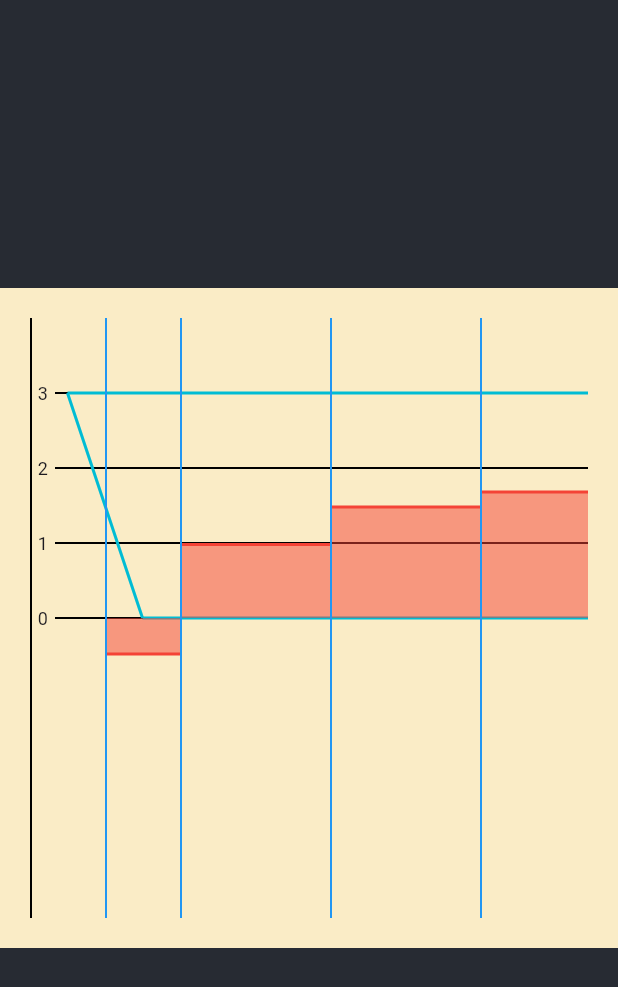
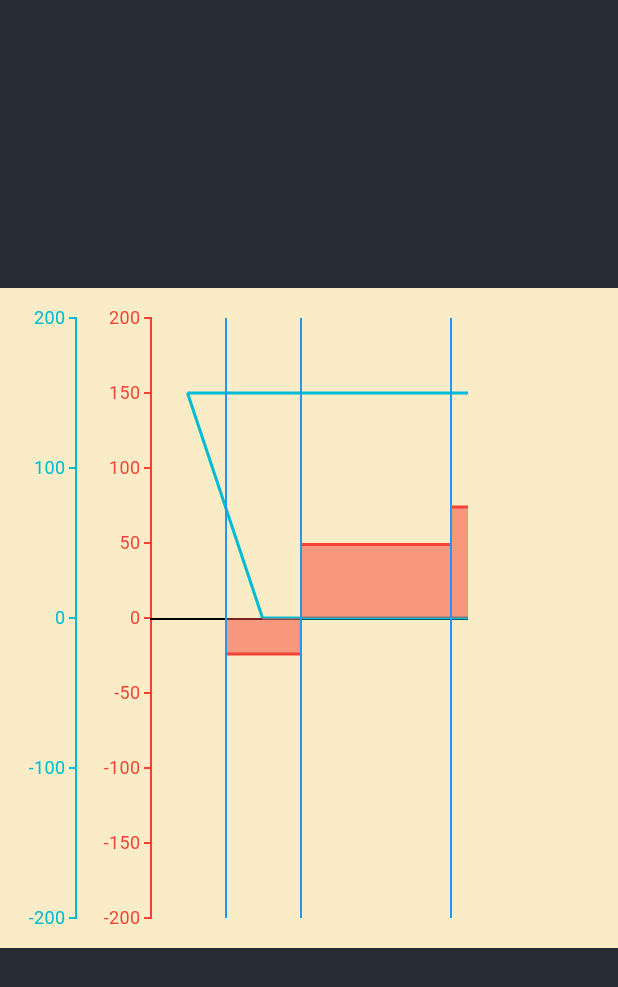
Before and after one commit to nyaneet/Ship-Geometry, a Flutter app: the screen it shows after launch, on a phone screen of 412 x 824 dp. Shown: the top 987 px of the screen. Run offline on Flutter 3.47's test engine with Material 3 defaults, Android fonts, the phone set to English and light mode, and no system bars.

Commit message:
add AxisLine widget

```diff
--- a/lib/widgets/ship_geometry/ship_geometry.dart
+++ b/lib/widgets/ship_geometry/ship_geometry.dart
@@ -1,7 +1,8 @@
 import 'package:flutter/material.dart';
+import 'package:ship_geometry/widgets/ship_geometry/widgets/frames.dart';
 import 'package:ship_geometry/widgets/ship_geometry/widgets/bars.dart';
 import 'package:ship_geometry/widgets/ship_geometry/widgets/body_line_fake.dart';
-import 'package:ship_geometry/widgets/ship_geometry/widgets/frames.dart';
+import 'package:ship_geometry/widgets/ship_geometry/widgets/axis_line.dart';
 
 enum Direction {
   vertical,
@@ -186,64 +187,47 @@ class ShipGeometry extends StatelessWidget {
   @override
   Widget build(BuildContext context) {
     return Padding(
-      padding: const EdgeInsets.all(20),
+      padding: const EdgeInsets.symmetric(
+        horizontal: 100.0,
+        vertical: 20.0,
+      ),
       child: SizedBox(
         width: _width,
         height: _height,
         child: Stack(
+          clipBehavior: Clip.none,
           children: [
-            // Testing GridLine
+            // Testing AxisLine and GridLine
             Positioned(
               top: 0.0,
               bottom: 0.0,
-              left: _xTransformed(0.0),
-              child: const GridLine(
+              left: 0.0,
+              child: AxisLine(
                 direction: Direction.vertical,
-                thickness: 1.0,
+                size: _height,
+                origin: _origin.$2,
+                markInterval: 50.0,
+                color: Colors.red,
               ),
             ),
             Positioned(
-              right: 0.0,
-              bottom: _yTransformed(-15.0),
-              left: 0.0,
-              child: const MarkedGridLine(
-                direction: Direction.horizontal,
-                thickness: 1.0,
-                width: 30,
-                mark: '0',
+              top: 0.0,
+              bottom: 0.0,
+              left: -50.0,
+              child: AxisLine(
+                direction: Direction.vertical,
+                size: _height,
+                origin: _origin.$2,
+                markInterval: 100.0,
+                color: Colors.cyan,
               ),
             ),
             Positioned(
+              left: 0.0,
               right: 0.0,
-              bottom: _yTransformed(50.0 - 15.0),
-              left: 0.0,
-              child: const MarkedGridLine(
+              top: _yTransformed(0.0),
+              child: const GridLine(
                 direction: Direction.horizontal,
-                thickness: 1.0,
-                width: 30,
-                mark: '1',
-              ),
-            ),
-            Positioned(
-              right: 0.0,
-              bottom: _yTransformed(100.0 - 15.0),
-              left: 0.0,
-              child: const MarkedGridLine(
-                direction: Direction.horizontal,
-                thickness: 1.0,
-                width: 30,
-                mark: '2',
-              ),
-            ),
-            Positioned(
-              right: 0.0,
-              bottom: _yTransformed(150.0 - 15.0),
-              left: 0.0,
-              child: const MarkedGridLine(
-                direction: Direction.horizontal,
-                thickness: 1.0,
-                width: 30,
-                mark: '3',
               ),
             ),
             BodyLineFake(
--- /dev/null
+++ b/lib/widgets/ship_geometry/widgets/axis_line.dart
@@ -0,0 +1,169 @@
+import 'package:flutter/material.dart';
+import 'package:ship_geometry/widgets/ship_geometry/ship_geometry.dart';
+
+class AxisLine extends StatelessWidget {
+  final Direction _direction;
+  final double _size, _origin, _markInterval, _markFontSize;
+  final Color _color;
+  const AxisLine({
+    super.key,
+    required Direction direction,
+    required double size,
+    required double origin,
+    double markInterval = 50.0,
+    double markFontSize = 12.0,
+    Color color = Colors.black,
+  })  : _direction = direction,
+        _size = size,
+        _origin = origin,
+        _markInterval = markInterval,
+        _markFontSize = markFontSize,
+        _color = color;
+
+  @override
+  Widget build(BuildContext context) {
+    final double? width = switch (_direction) {
+      Direction.horizontal => null,
+      Direction.vertical => 1,
+    };
+    final double? height = switch (_direction) {
+      Direction.horizontal => 1,
+      Direction.vertical => null,
+    };
+    final double? verticalPad = switch (_direction) {
+      Direction.horizontal => null,
+      Direction.vertical => 0,
+    };
+    final double? horizontalPad = switch (_direction) {
+      Direction.horizontal => 0,
+      Direction.vertical => null,
+    };
+    List<double> getMultiples() => List<double>.generate(
+          (_size - _origin) ~/ _markInterval - (-_origin) ~/ _markInterval + 1,
+          (idx) => (idx - _origin ~/ _markInterval) * _markInterval,
+        );
+
+    return SizedBox(
+      width: width,
+      height: height,
+      child: Stack(
+        clipBehavior: Clip.none,
+        children: [
+          Positioned(
+            top: verticalPad,
+            bottom: verticalPad,
+            left: horizontalPad,
+            right: horizontalPad,
+            child: GridLine(
+              direction: _direction,
+              color: _color,
+            ),
+          ),
+          ...getMultiples().map(
+            (v) => Positioned(
+              right: switch (_direction) {
+                Direction.horizontal => null,
+                Direction.vertical => 0.0,
+              },
+              left: switch (_direction) {
+                Direction.horizontal => v + _origin - _markInterval / 2,
+                Direction.vertical => null,
+              },
+              top: switch (_direction) {
+                Direction.horizontal => 0.0,
+                Direction.vertical => v + _origin - _markInterval / 2,
+              },
+              child: SizedBox(
+                height: switch (_direction) {
+                  Direction.horizontal => null,
+                  Direction.vertical => _markInterval,
+                },
+                width: switch (_direction) {
+                  Direction.horizontal => _markInterval,
+                  Direction.vertical => null,
+                },
+                child: _AxisMark(
+                  markFontSize: _markFontSize,
+                  direction: _direction,
+                  markText: (-v).toInt().toString(),
+                  color: _color,
+                ),
+              ),
+            ),
+          ),
+        ],
+      ),
+    );
+  }
+}
+
+class _AxisMark extends StatelessWidget {
+  final double _markFontSize;
+  final Direction _direction;
+  final String _markText;
+  final Color _color;
+  const _AxisMark({
+    super.key,
+    required double markFontSize,
+    required Direction direction,
+    required String markText,
+    required Color color,
+  })  : _markFontSize = markFontSize,
+        _direction = direction,
+        _markText = markText,
+        _color = color;
+
+  @override
+  Widget build(BuildContext context) {
+    final tickWithMark = [
+      Text(
+        _markText,
+        style: TextStyle(
+          fontSize: _markFontSize,
+          height: 1.0,
+          color: _color,
+        ),
+      ),
+      SizedBox(
+        width: switch (_direction) {
+          Direction.vertical => 2.5,
+          Direction.horizontal => null
+        },
+        height: switch (_direction) {
+          Direction.vertical => null,
+          Direction.horizontal => 2.5
+        },
+      ),
+      SizedBox(
+        width: switch (_direction) {
+          Direction.vertical => 5.0,
+          Direction.horizontal => null
+        },
+        height: switch (_direction) {
+          Direction.vertical => null,
+          Direction.horizontal => 5.0
+        },
+        child: GridLine(
+          direction: switch (_direction) {
+            Direction.horizontal => Direction.vertical,
+            Direction.vertical => Direction.horizontal,
+          },
+          thickness: 1.0,
+          color: _color,
+        ),
+      ),
+    ];
+
+    return Flex(
+      direction: switch (_direction) {
+        Direction.horizontal => Axis.vertical,
+        Direction.vertical => Axis.horizontal,
+      },
+      crossAxisAlignment: CrossAxisAlignment.center,
+      children: switch (_direction) {
+        Direction.horizontal => tickWithMark.reversed.toList(),
+        Direction.vertical => tickWithMark,
+      },
+    );
+  }
+}
```
